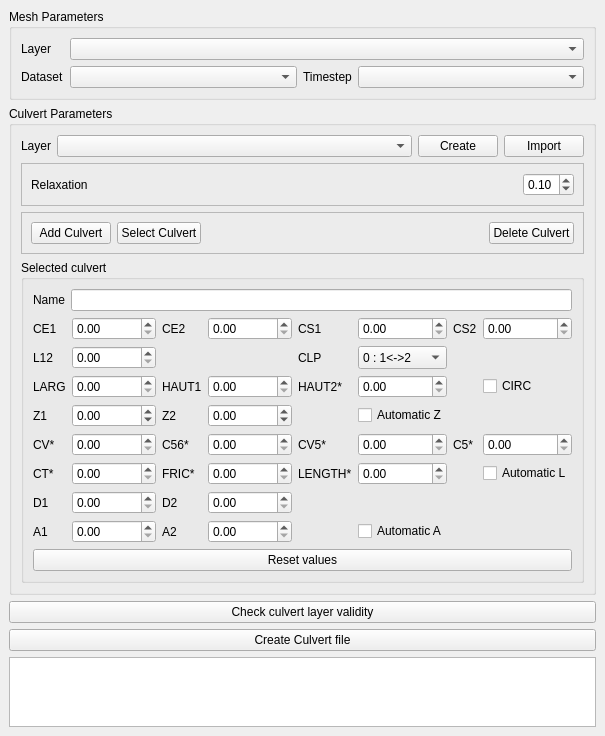
This is telemac_tools/ui/culvert_manager.ui in Artelia/Mesh_tools as Qt 5 draws it before an edit. The edited form follows.
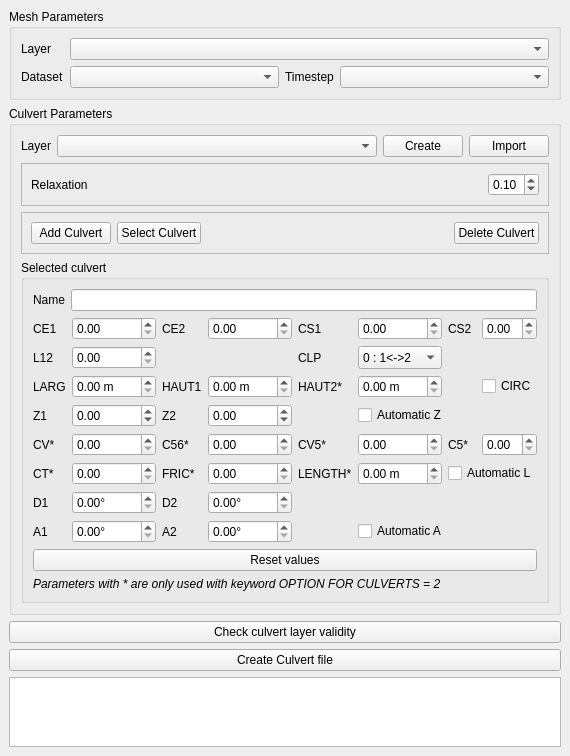
This is the edited form. Custom widgets are drawn as their Qt base class.

Commit message: Add some suffix to parameter values

Patch:
```diff
--- a/telemac_tools/ui/culvert_manager.ui
+++ b/telemac_tools/ui/culvert_manager.ui
@@ -7,7 +7,7 @@
     <x>0</x>
     <y>0</y>
     <width>538</width>
-    <height>711</height>
+    <height>730</height>
    </rect>
   </property>
   <property name="windowTitle">
@@ -486,6 +486,9 @@
                  <verstretch>0</verstretch>
                 </sizepolicy>
                </property>
+               <property name="suffix">
+                <string notr="true"> m</string>
+               </property>
                <property name="minimum">
                 <double>0.000000000000000</double>
                </property>
@@ -662,6 +665,9 @@
                  <verstretch>0</verstretch>
                 </sizepolicy>
                </property>
+               <property name="suffix">
+                <string notr="true"> m</string>
+               </property>
                <property name="minimum">
                 <double>0.000000000000000</double>
                </property>
@@ -681,6 +687,9 @@
                  <verstretch>0</verstretch>
                 </sizepolicy>
                </property>
+               <property name="suffix">
+                <string notr="true"> m</string>
+               </property>
                <property name="minimum">
                 <double>0.000000000000000</double>
                </property>
@@ -769,6 +778,9 @@
                  <verstretch>0</verstretch>
                 </sizepolicy>
                </property>
+               <property name="suffix">
+                <string notr="true">°</string>
+               </property>
                <property name="minimum">
                 <double>0.000000000000000</double>
                </property>
@@ -808,6 +820,9 @@
                  <verstretch>0</verstretch>
                 </sizepolicy>
                </property>
+               <property name="suffix">
+                <string notr="true">°</string>
+               </property>
                <property name="minimum">
                 <double>0.000000000000000</double>
                </property>
@@ -880,6 +895,9 @@
                  <verstretch>0</verstretch>
                 </sizepolicy>
                </property>
+               <property name="suffix">
+                <string notr="true">°</string>
+               </property>
                <property name="minimum">
                 <double>0.000000000000000</double>
                </property>
@@ -909,6 +927,9 @@
                  <verstretch>0</verstretch>
                 </sizepolicy>
                </property>
+               <property name="suffix">
+                <string notr="true">°</string>
+               </property>
                <property name="minimum">
                 <double>0.000000000000000</double>
                </property>
@@ -920,32 +941,6 @@
                </property>
               </widget>
              </item>
-             <item row="7" column="5">
-              <widget class="QCheckBox" name="cb_auto_z">
-               <property name="toolTip">
-                <string>Automatically set Z1 and Z2 from mesh.</string>
-               </property>
-               <property name="text">
-                <string>Automatic Z</string>
-               </property>
-               <property name="checked">
-                <bool>false</bool>
-               </property>
-              </widget>
-             </item>
-             <item row="11" column="5">
-              <widget class="QCheckBox" name="cb_auto_a">
-               <property name="toolTip">
-                <string>Automatically compute A1 and A2.</string>
-               </property>
-               <property name="text">
-                <string>Automatic A</string>
-               </property>
-               <property name="checked">
-                <bool>false</bool>
-               </property>
-              </widget>
-             </item>
              <item row="9" column="2">
               <widget class="QLabel" name="label_40">
                <property name="toolTip">
@@ -975,19 +970,6 @@
                </property>
               </widget>
              </item>
-             <item row="9" column="7">
-              <widget class="QCheckBox" name="cb_auto_l">
-               <property name="toolTip">
-                <string>Automatically compute the length of the culvert.</string>
-               </property>
-               <property name="text">
-                <string>Automatic L</string>
-               </property>
-               <property name="checked">
-                <bool>false</bool>
-               </property>
-              </widget>
-             </item>
              <item row="9" column="4">
               <widget class="QLabel" name="label_41">
                <property name="toolTip">
@@ -1006,6 +988,9 @@
                  <verstretch>0</verstretch>
                 </sizepolicy>
                </property>
+               <property name="suffix">
+                <string notr="true"> m</string>
+               </property>
                <property name="minimum">
                 <double>0.000000000000000</double>
                </property>
@@ -1031,6 +1016,45 @@
                </property>
               </widget>
              </item>
+             <item row="7" column="5" colspan="2">
+              <widget class="QCheckBox" name="cb_auto_z">
+               <property name="toolTip">
+                <string>Automatically set Z1 and Z2 from mesh.</string>
+               </property>
+               <property name="text">
+                <string>Automatic Z</string>
+               </property>
+               <property name="checked">
+                <bool>false</bool>
+               </property>
+              </widget>
+             </item>
+             <item row="11" column="5" colspan="2">
+              <widget class="QCheckBox" name="cb_auto_a">
+               <property name="toolTip">
+                <string>Automatically compute A1 and A2.</string>
+               </property>
+               <property name="text">
+                <string>Automatic A</string>
+               </property>
+               <property name="checked">
+                <bool>false</bool>
+               </property>
+              </widget>
+             </item>
+             <item row="9" column="6" colspan="2">
+              <widget class="QCheckBox" name="cb_auto_l">
+               <property name="toolTip">
+                <string>Automatically compute the length of the culvert.</string>
+               </property>
+               <property name="text">
+                <string>Automatic L</string>
+               </property>
+               <property name="checked">
+                <bool>false</bool>
+               </property>
+              </widget>
+             </item>
             </layout>
            </widget>
           </item>
@@ -1041,6 +1065,19 @@
             </property>
            </widget>
           </item>
+          <item>
+           <widget class="QLabel" name="label_8">
+            <property name="font">
+             <font>
+              <italic>true</italic>
+              <strikeout>false</strikeout>
+             </font>
+            </property>
+            <property name="text">
+             <string>Parameters with * are only used with keyword OPTION FOR CULVERTS = 2</string>
+            </property>
+           </widget>
+          </item>
          </layout>
         </widget>
        </item>
```
